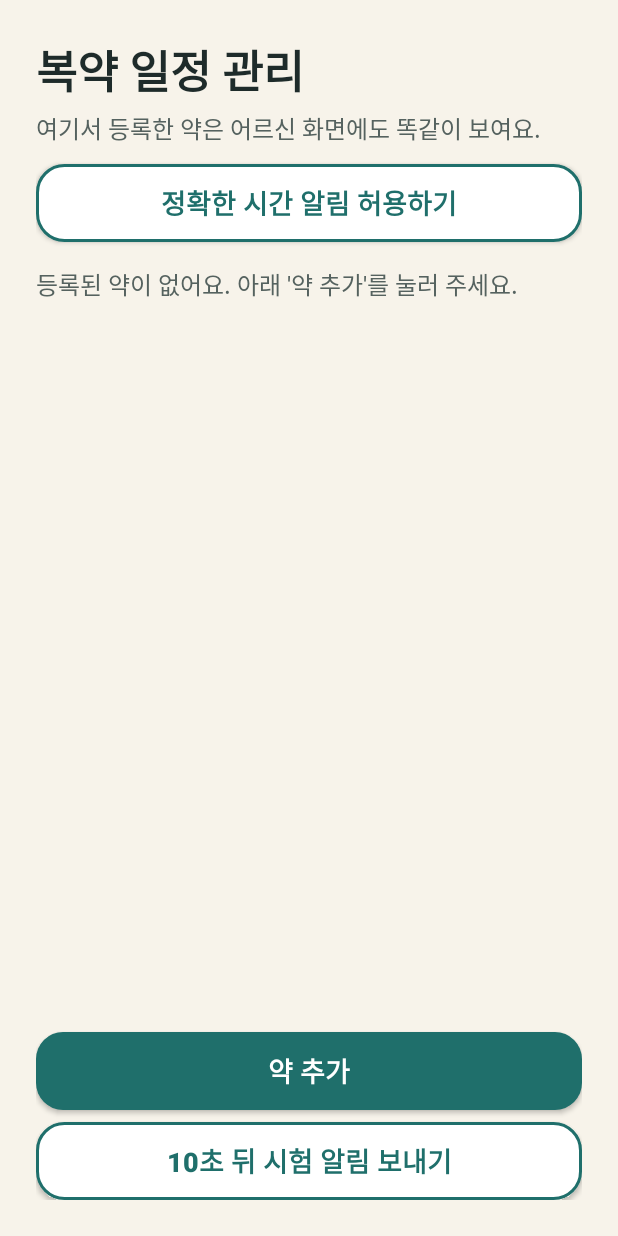
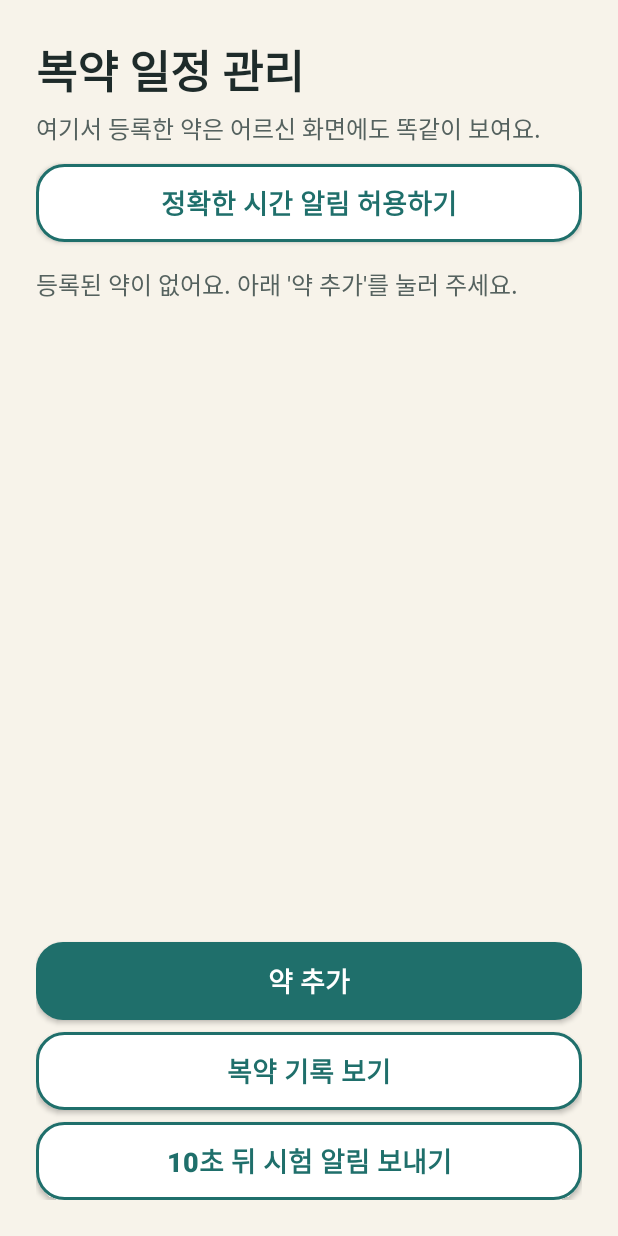
Before and after one commit to chaeyeong123/gyeote_2, an Android app: the MedListActivity screen opened directly, with no data from a screen before it, on a phone screen of 412 x 824 dp. Run offline under Robolectric (Android 15) with nearby library versions, the phone set to English and light mode, and no system bars.

Commit message:
기록확인

```diff
--- a/app/src/main/res/layout/activity_med_list.xml
+++ b/app/src/main/res/layout/activity_med_list.xml
@@ -55,6 +55,14 @@
         android:text="약 추가" />
 
     <androidx.appcompat.widget.AppCompatButton
+        android:id="@+id/btnHistory"
+        style="@style/Btn.Family.Outline"
+        android:layout_width="match_parent"
+        android:layout_height="wrap_content"
+        android:layout_marginTop="8dp"
+        android:text="복약 기록 보기" />
+
+    <androidx.appcompat.widget.AppCompatButton
         android:id="@+id/btnTest"
         style="@style/Btn.Family.Outline"
         android:layout_width="match_parent"
```
